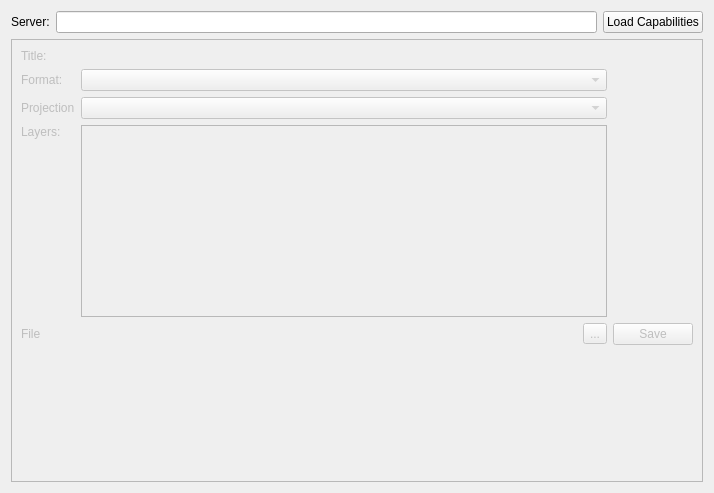
First picture: the form in src/ICreateMapWMS.ui, repository ntruchsess/QLandkarteGT, before the edit.
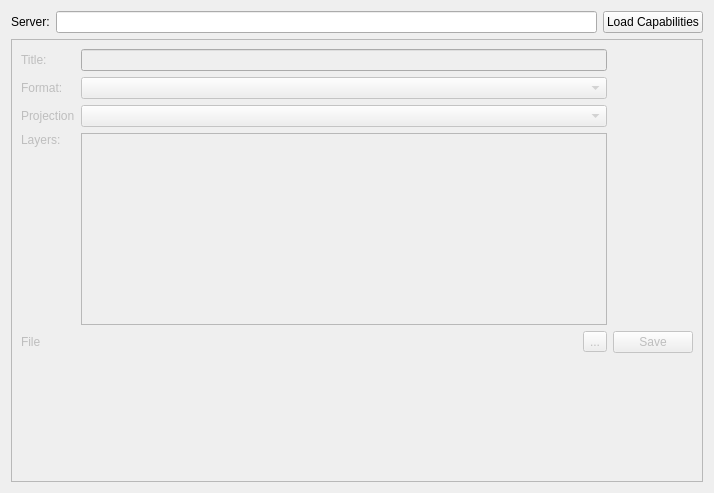
Second picture: the form after the edit.

Diff of the .ui file:
```diff
--- a/src/ICreateMapWMS.ui
+++ b/src/ICreateMapWMS.ui
@@ -53,13 +53,6 @@
         </property>
        </widget>
       </item>
-      <item row="0" column="1" >
-       <widget class="QLabel" name="labelTitle" >
-        <property name="text" >
-         <string/>
-        </property>
-       </widget>
-      </item>
       <item row="1" column="0" >
        <widget class="QLabel" name="label_2" >
         <property name="text" >
@@ -142,6 +135,9 @@
         </property>
        </widget>
       </item>
+      <item row="0" column="1" >
+       <widget class="QLineEdit" name="lineTitle" />
+      </item>
      </layout>
     </widget>
    </item>
```
